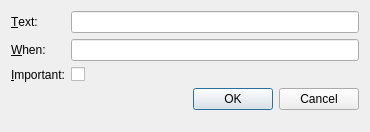
Old version of the form gui/widgets/createreminderdialog.ui in the repository Skycoder42/Syrem.
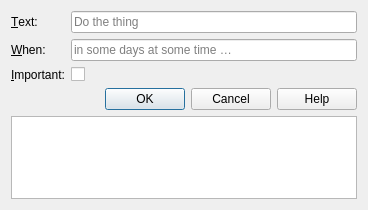
New version of the form. Icons and pictures are not drawn.

Commit message: added improved help to widgets

What changed in the file:
```diff
--- a/gui/widgets/createreminderdialog.ui
+++ b/gui/widgets/createreminderdialog.ui
@@ -6,13 +6,15 @@
    <rect>
     <x>0</x>
     <y>0</y>
-    <width>370</width>
-    <height>132</height>
+    <width>368</width>
+    <height>210</height>
    </rect>
   </property>
   <property name="windowTitle">
    <string>Create Reminder</string>
   </property>
+  <layout class="QVBoxLayout" name="verticalLayout">
+   <item>
   <layout class="QFormLayout" name="formLayout">
    <item row="0" column="0">
     <widget class="QLabel" name="textLabel">
@@ -29,6 +31,9 @@
      <property name="toolTip">
       <string>Enter a description of what to be reminded</string>
      </property>
+       <property name="placeholderText">
+        <string>Do the thing</string>
+       </property>
      <property name="clearButtonEnabled">
       <bool>true</bool>
      </property>
@@ -49,6 +54,9 @@
      <property name="toolTip">
       <string>Expression to describe when the reminder should be triggered</string>
      </property>
+       <property name="placeholderText">
+        <string>in some days at some time …</string>
+       </property>
      <property name="clearButtonEnabled">
       <bool>true</bool>
      </property>
@@ -71,42 +79,32 @@
      </property>
     </widget>
    </item>
-   <item row="3" column="0">
-    <spacer name="horizontalSpacer">
-     <property name="orientation">
-      <enum>Qt::Horizontal</enum>
-     </property>
-     <property name="sizeHint" stdset="0">
-      <size>
-       <width>40</width>
-       <height>23</height>
-      </size>
-     </property>
-    </spacer>
-   </item>
-   <item row="3" column="1">
+     <item row="3" column="0" colspan="2">
     <widget class="QDialogButtonBox" name="buttonBox">
      <property name="orientation">
       <enum>Qt::Horizontal</enum>
      </property>
      <property name="standardButtons">
-      <set>QDialogButtonBox::Cancel|QDialogButtonBox::Ok</set>
+        <set>QDialogButtonBox::Cancel|QDialogButtonBox::Help|QDialogButtonBox::Ok</set>
      </property>
     </widget>
    </item>
   </layout>
-  <action name="actionExpression_Syntax">
-   <property name="icon">
-    <iconset theme="help-whatsthis" resource="syrem_widgets.qrc">
-     <normaloff>:/icons/help.ico</normaloff>:/icons/help.ico</iconset>
-   </property>
-   <property name="text">
-    <string>Expression &amp;Syntax</string>
-   </property>
-   <property name="toolTip">
-    <string>Show the expression syntax</string>
-   </property>
-  </action>
+   </item>
+   <item>
+    <widget class="QTextBrowser" name="helpBrowser">
+     <property name="tabChangesFocus">
+      <bool>true</bool>
+     </property>
+     <property name="tabStopDistance">
+      <double>40.000000000000000</double>
+     </property>
+     <property name="openExternalLinks">
+      <bool>true</bool>
+     </property>
+    </widget>
+   </item>
+  </layout>
  </widget>
  <tabstops>
   <tabstop>textLineEdit</tabstop>
```
Left out of the diff: 4 changed lines with no effect on the pictures. Lines whose indentation alone changed are shown as unchanged. The commit also changes 7 other files.
